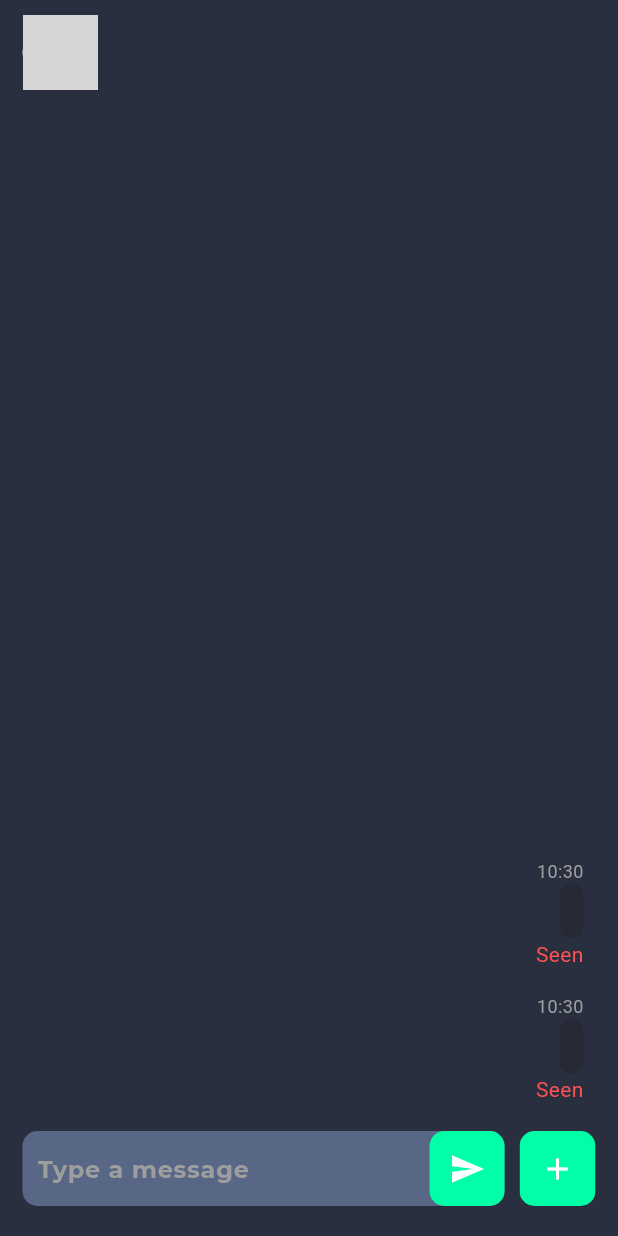
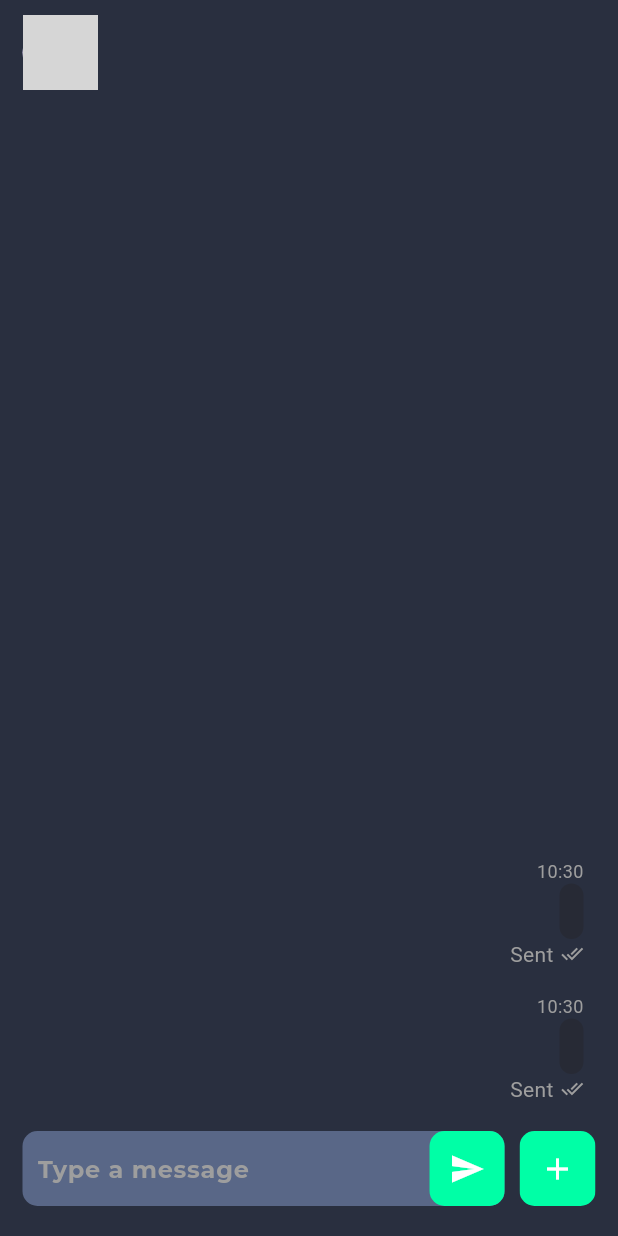
Before and after one commit to shammaskhann/Chat_App_Flutter_Project, a Flutter app: the ChatScreen screen opened directly with empty values, after a tap on the "send" icon, on a phone screen of 412 x 824 dp. Run offline on Flutter 3.47's test engine with Material 2 defaults, Android fonts, the phone set to English and light mode, and no system bars; drawn by our look-alikes of focused_menu; our stand-ins replace assets_audio_player, audioplayers, cloud_firestore, firebase_auth, firebase_core, firebase_messaging and 5 more; missing offline and left inert: record; accounts and stored records are empty; network calls fail; statements that could not run were skipped; project files that could hold a hidden picture were left out; grey boxes are pictures that could not be loaded.

Commit message:
App Icon & Name Updated & Seen Functionallity Improved

```diff
--- a/lib/controllers/ChatController/chat_controller.dart
+++ b/lib/controllers/ChatController/chat_controller.dart
@@ -1,4 +1,4 @@
-import 'dart:developer';
+//import 'dart:developer';
 import 'dart:io';
 
 import 'package:cloud_firestore/cloud_firestore.dart';
@@ -15,14 +15,14 @@ class ChatController {
   sendMessage(String senderUid, String message) async {
     final user = auth.currentUser;
     String chatDocumentId = '${user!.uid}_${senderUid}';
-    log('chatDocumentId: $chatDocumentId');
+    //log('chatDocumentId: $chatDocumentId');
     _chatServices.sendMessage(
       chatDocumentId,
       message,
       senderUid,
     );
     String chatDocumentId2 = '${senderUid}_${user.uid}';
-    log('chatDocumentId2: $chatDocumentId2');
+    //log('chatDocumentId2: $chatDocumentId2');
     _chatServices.sendMessage(
       chatDocumentId2,
       message,
@@ -33,7 +33,7 @@ class ChatController {
   getMessages(String senderUid) {
     final user = auth.currentUser;
     String chatDocumentId = '${user!.uid}_${senderUid}';
-    log('Fetching Messages from Stream as chatDocumentId: $chatDocumentId');
+    //log('Fetching Messages from Stream as chatDocumentId: $chatDocumentId');
     return _chatServices.getChatMessagesStream(chatDocumentId);
   }
 
@@ -42,10 +42,10 @@ class ChatController {
     final auth = FirebaseAuth.instance;
     final user = auth.currentUser;
     String chatDocumentId = '${user!.uid}_${senderUid}';
-    log('chatDocumentId: $chatDocumentId');
+    //log('chatDocumentId: $chatDocumentId');
     final chatId = chatDocumentId;
     String chatDocumentId2 = '${senderUid}_${user.uid}';
-    log('chatDocumentId2: $chatDocumentId2');
+    //log('chatDocumentId2: $chatDocumentId2');
     final chatId2 = chatDocumentId2;
     final picker = ImagePicker();
     final pickedFile = await picker.pickImage(source: what);
@@ -78,10 +78,10 @@ class ChatController {
     final auth = FirebaseAuth.instance;
     final user = auth.currentUser;
     String chatDocumentId = '${user!.uid}_${senderUid}';
-    log('chatDocumentId: $chatDocumentId');
+    //log('chatDocumentId: $chatDocumentId');
     final chatId = chatDocumentId;
     String chatDocumentId2 = '${senderUid}_${user.uid}';
-    log('chatDocumentId2: $chatDocumentId2');
+    //log('chatDocumentId2: $chatDocumentId2');
     final chatId2 = chatDocumentId2;
     final picker = ImagePicker();
     final pickedFile = await picker.pickVideo(source: what);
@@ -112,21 +112,21 @@ class ChatController {
   Stream<QuerySnapshot<Map<String, dynamic>>> lastMessege(String recieverUID) {
     final user = auth.currentUser;
     String chatDocumentId = '${user!.uid}_${recieverUID}';
-    log('chatDocumentId: $chatDocumentId');
+    //log('chatDocumentId: $chatDocumentId');
     return _chatServices.lastMessage(chatDocumentId);
   }
 
   markChatAsReadn(String chatdocumentid) {
     final user = auth.currentUser;
     String chatDocumentId = '${chatdocumentid}_${user!.uid}';
-    log('Marking As Seen Msg of chatDocumentId: $chatDocumentId');
+    //log('Marking As Seen Msg of chatDocumentId: $chatDocumentId');
     return _chatServices.markChatAsRead(chatDocumentId);
   }
 
   noOfNewMessage(String chatdocumentid) {
     final user = auth.currentUser;
     String chatDocumentId = '${chatdocumentid}_${user!.uid}';
-    log('Check No Of New Messages chatDocumentId: $chatDocumentId');
+    //log('Check No Of New Messages chatDocumentId: $chatDocumentId');
     return _chatServices.noOfNewMessages(chatDocumentId);
   }
 }
--- a/lib/models/Chat_services/chat_services.dart
+++ b/lib/models/Chat_services/chat_services.dart
@@ -1,4 +1,4 @@
-import 'dart:developer';
+//import 'dart:developer';
 import 'package:cloud_firestore/cloud_firestore.dart';
 import 'package:firebase_auth/firebase_auth.dart';
 
@@ -75,7 +75,7 @@ class ChatServices {
   }
 
   noOfNewMessages(String chatDocumentID) {
-    log('New message check chatDocumentID: $chatDocumentID');
+    //log('New message check chatDocumentID: $chatDocumentID');
     return chatCollection
         .doc(chatDocumentID)
         .collection('messages')
--- a/lib/view/Chat_view/Chat_screen.dart
+++ b/lib/view/Chat_view/Chat_screen.dart
@@ -290,20 +290,45 @@ class _ChatScreenState extends State<ChatScreen> {
                                 ),
                               ),
                               (isMyMessage)
-                                  ? Text(
+                                  ? (isSeen)
+                                      ? Row(
+                                          mainAxisSize: MainAxisSize.min,
+                                          children: [
+                                            const Text(
                                               'Seen',
                                               style: TextStyle(
-                                        color: isSeen
-                                            ? Colors.green
-                                            : Colors.redAccent,
+                                                  color:
+                                                      AppColors.luminousGreen),
                                             ),
+                                            const SizedBox(
+                                              width: 5,
+                                            ),
+                                            const Icon(
+                                              Icons.done_all,
+                                              color: AppColors.luminousGreen,
+                                              size: 15,
+                                            ),
+                                          ],
                                         )
-                                  : const Text(
-                                      'Delivered',
-                                      style: TextStyle(
-                                        color: Colors.green,
+                                      : const Row(
+                                          mainAxisSize: MainAxisSize.min,
+                                          children: [
+                                            const Text(
+                                              'Sent',
+                                              style:
+                                                  TextStyle(color: Colors.grey),
                                             ),
+                                            const SizedBox(
+                                              width: 5,
+                                            ),
+                                            const Icon(
+                                              Icons.done_all,
+                                              color: Colors.grey,
+                                              size: 15,
+                                            ),
+                                          ],
                                         )
+                                  : const SizedBox(),
                             ],
                           ),
                         );
--- a/pubspec.yaml
+++ b/pubspec.yaml
@@ -49,11 +49,17 @@ dependencies:
   record: ^4.4.4
   assets_audio_player: ^3.1.1
   firebase_messaging: ^14.6.9
+  flutter_launcher_icons: ^0.13.1
 
 dev_dependencies:
   flutter_test:
     sdk: flutter
 
+flutter_launcher_icons:
+  android: "launcher_icon"
+  ios: true
+  image_path: "assets/images/logo.png"
+  min_sdk_android: 21
   # The "flutter_lints" package below contains a set of recommended lints to
   # encourage good coding practices. The lint set provided by the package is
   # activated in the `analysis_options.yaml` file located at the root of your
```
Also changed, not shown: pubspec.lock, 27 other files. Lines whose indentation alone changed are shown as unchanged.
